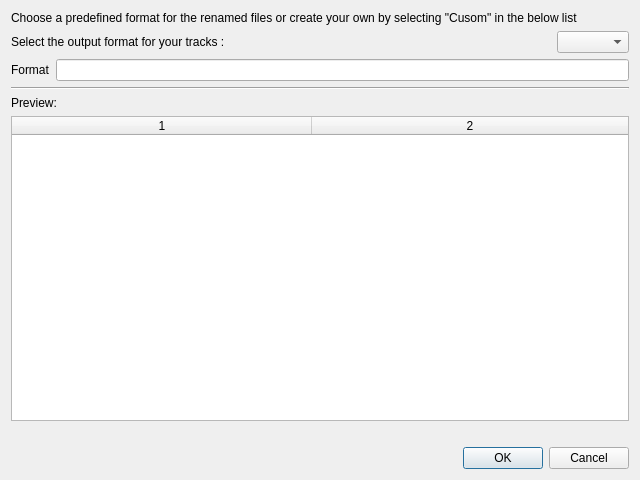
This is src/tasks/rename/renameconfigurator.ui in alorence/tym as Qt 5 draws it before an edit. The edited form follows.
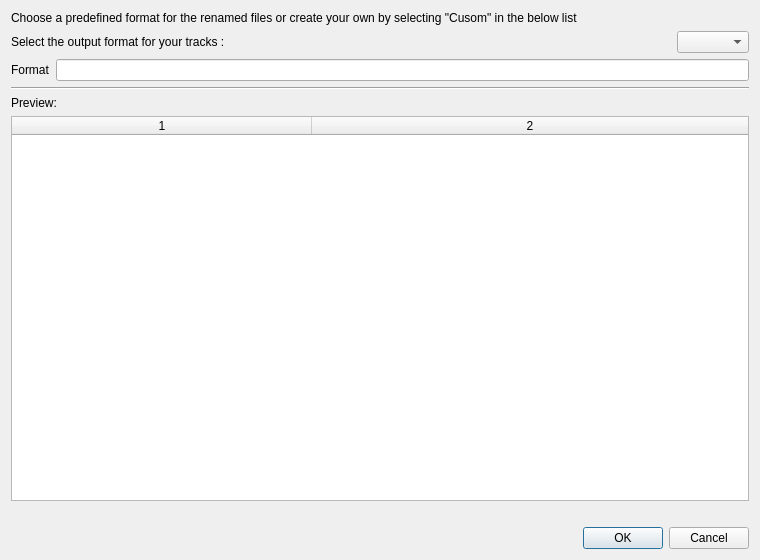
This is the edited form.

The edit to the form file:
```diff
--- a/src/tasks/rename/renameconfigurator.ui
+++ b/src/tasks/rename/renameconfigurator.ui
@@ -6,8 +6,8 @@
    <rect>
     <x>0</x>
     <y>0</y>
-    <width>640</width>
-    <height>480</height>
+    <width>760</width>
+    <height>560</height>
    </rect>
   </property>
   <property name="windowTitle">
```
Left out of the diff: 2 changed lines with no effect on the pictures.
